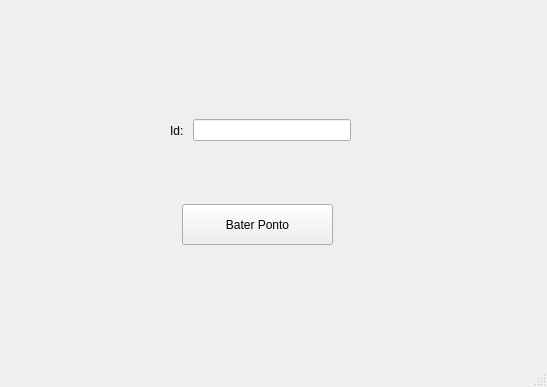
First picture: the form in mainwindow.ui, repository gabigol1643R/FPonto, before the edit.
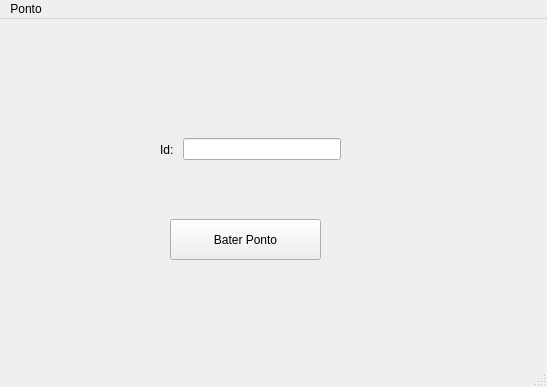
Second picture: the form after the edit.

Commit message: Implementado função de bater ponto

Patch:
```diff
--- a/mainwindow.ui
+++ b/mainwindow.ui
@@ -17,8 +17,8 @@
    <widget class="QPushButton" name="pushButton">
     <property name="geometry">
      <rect>
-      <x>182</x>
-      <y>204</y>
+      <x>170</x>
+      <y>200</y>
       <width>151</width>
       <height>41</height>
      </rect>
@@ -30,7 +30,7 @@
    <widget class="QWidget" name="">
     <property name="geometry">
      <rect>
-      <x>170</x>
+      <x>160</x>
       <y>110</y>
       <width>181</width>
       <height>41</height>
@@ -59,6 +59,13 @@
      <height>21</height>
     </rect>
    </property>
+   <widget class="QMenu" name="menuPonto">
+    <property name="title">
+     <string>Ponto</string>
+    </property>
+    <addaction name="actionGerenciar_pontos"/>
+   </widget>
+   <addaction name="menuPonto"/>
   </widget>
   <widget class="QStatusBar" name="statusbar"/>
  </widget>
```
Left out of the diff: 5 changed lines with no effect on the pictures. The commit also changes 4 other files.
